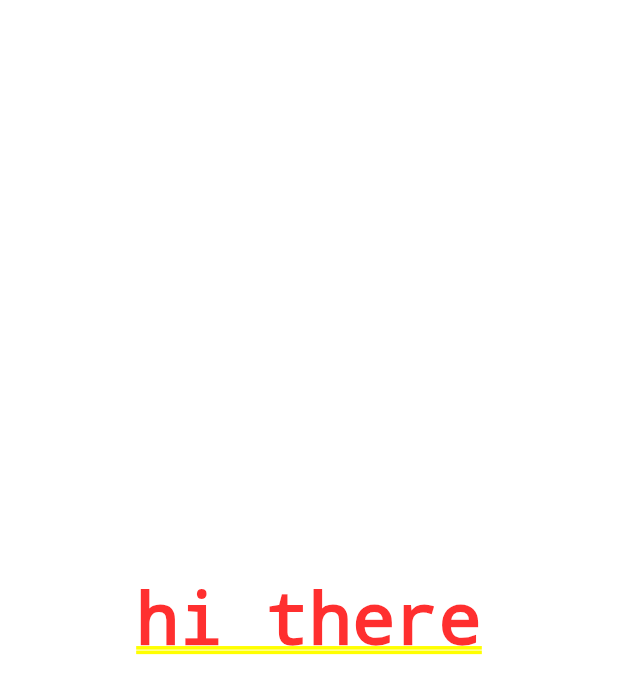
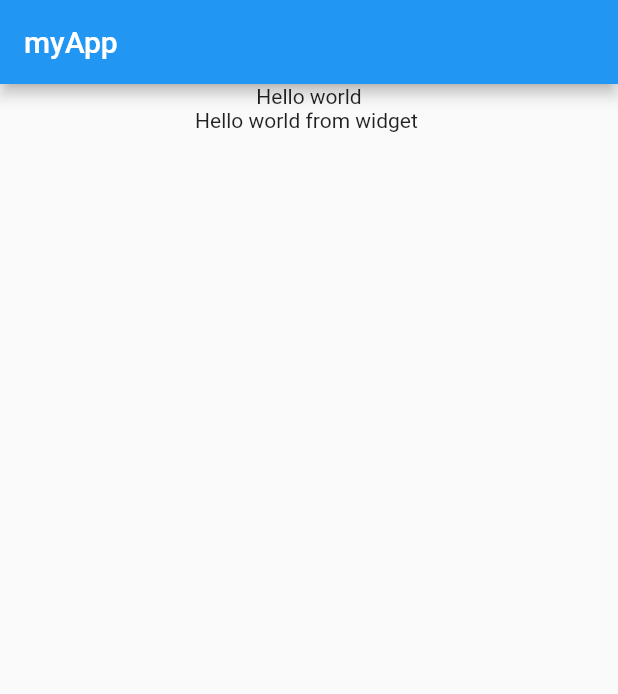
Before and after one commit to primus00/flutter_testing, a Flutter app: the screen it shows after launch, on a phone screen of 412 x 824 dp. Shown: the top 694 px of the screen. Run offline on Flutter 3.47's test engine with Material 2 defaults, Android fonts, the phone set to English and light mode, and no system bars.

```diff
--- a/lib/features/home/presentation/screens/home.dart
+++ b/lib/features/home/presentation/screens/home.dart
@@ -1,14 +1,35 @@
 import 'package:flutter/material.dart';
 
-class MyHomePage extends StatelessWidget {
+class Home extends StatelessWidget {
+  final String title;
+  final String message;
+
+  const Home({
+    Key key,
+    @required this.title,
+    @required this.message,
+  }) : super(key: key);
+
   @override
   Widget build(BuildContext context) {
-    return Container(
-      child: Center(
-        child: Text(
-          'hi there'
-        )
-      )
+    return MaterialApp(
+      title: 'Flutter Demo',
+      theme: ThemeData(
+        primarySwatch: Colors.blue,
+      ),
+      home: Scaffold(
+        appBar: AppBar(
+          title: Text(title),
+        ),
+        body: Center(
+          child: Column(
+            children: <Widget>[
+              Text(message),
+              Text("Hello world from widget ")
+            ],
+          )
+        ),
+      ),
     );
   }
 }
--- a/lib/main.dart
+++ b/lib/main.dart
@@ -1,16 +1,3 @@
 import 'package:flutter/material.dart';
 import 'package:protect/features/home/presentation/screens/home.dart';
-void main() => runApp(DemoApp());
-
-class DemoApp extends StatelessWidget {
-  @override
-  Widget build(BuildContext context) {
-    return MaterialApp(
-      title: 'Flutter Demo',
-      theme: ThemeData(
-        primarySwatch: Colors.blue,
-      ),
-      home: MyHomePage(),
-    );
-  }
-}
+void main() => runApp(Home(title: "myApp", message: "Hello world",));
```
Also changed, not shown: 1 other file.
